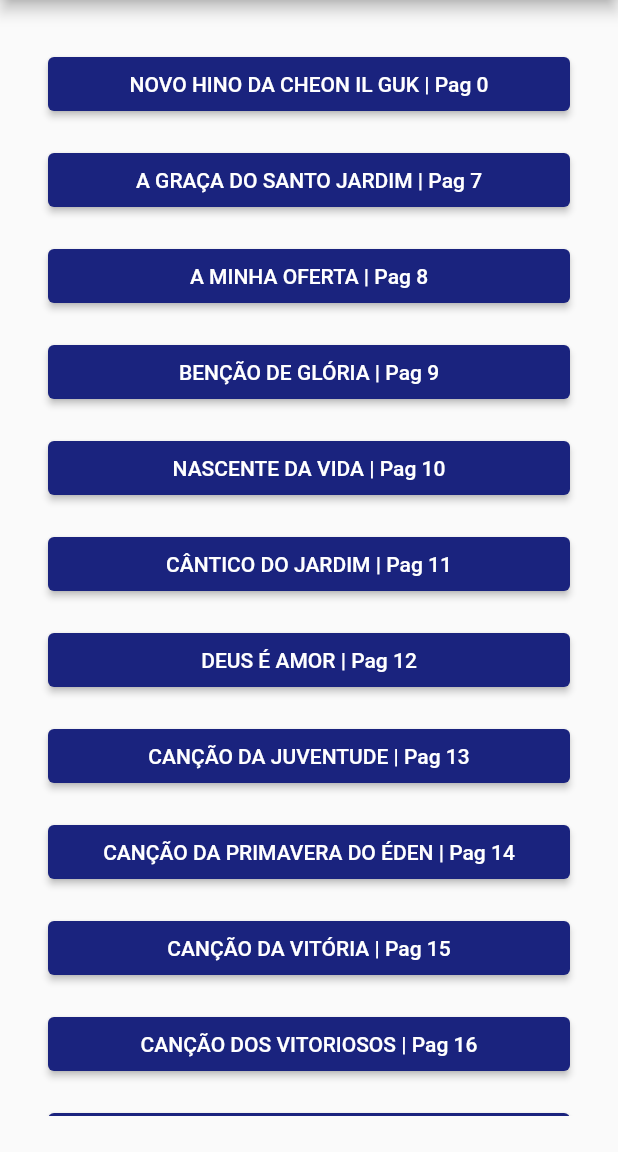
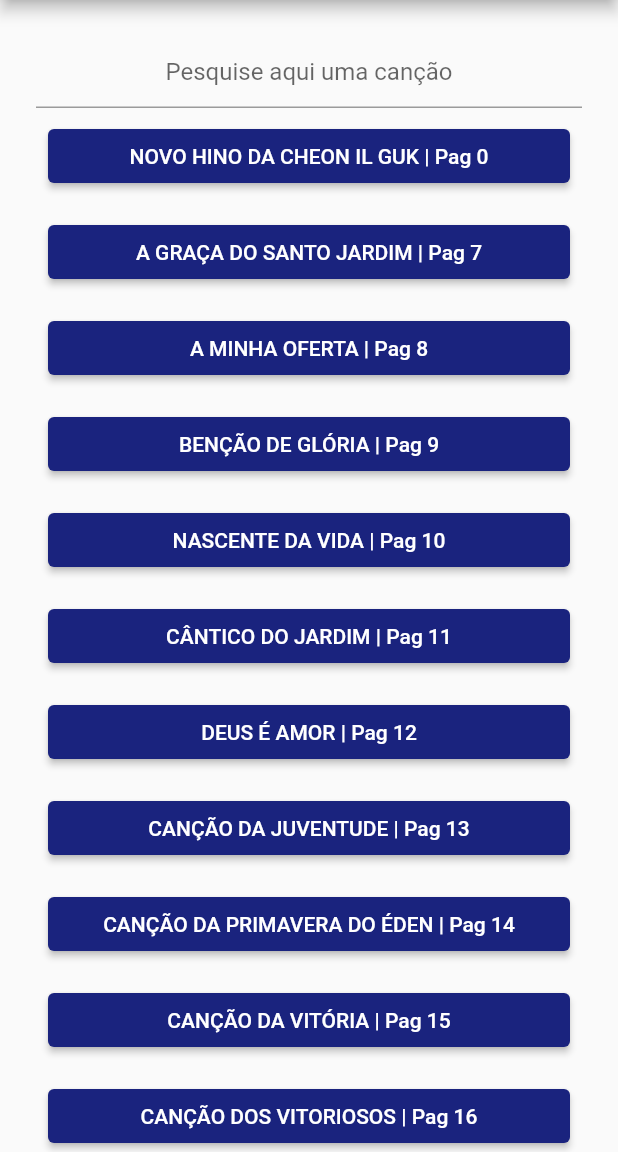
Before and after one commit to OsmanBrito/ffpmupt, a Flutter app: the ListOfSongsScreen screen opened directly, on a phone screen of 412 x 824 dp, the part 84-1236 px from its top. Run offline on Flutter 3.47's test engine with Material 2 defaults, Android fonts, the phone set to English and light mode, and no system bars; our stand-ins replace just_audio.

Commit message:
Added search input.

```diff
--- a/lib/screens/list_of_songs_screen.dart
+++ b/lib/screens/list_of_songs_screen.dart
@@ -13,12 +13,33 @@ class ListOfSongsScreen extends StatefulWidget {
 }
 
 class _ListOfSongsScreenState extends State<ListOfSongsScreen> {
+  final _controller = TextEditingController();
   late List<SongsModel> _filteredSongs = songs;
+
+  void _filterSong(String searchString) {
+    setState(() {
+      if (searchString.isEmpty) {
+        _filteredSongs = songs;
+        return;
+      }
+      _filteredSongs = songs
+          .where(
+              (s) => s.title.toLowerCase().contains(searchString.toLowerCase()))
+          .toList();
+    });
+  }
 
   void _showSongsBy(SongsCategory category) {
     setState(() {
-      _filteredSongs =
-          songs.where((element) => element.songsCategory == category).toList();
+      _filteredSongs = songs
+          .where(
+            (element) =>
+                element.songsCategory == category &&
+                element.title.toLowerCase().contains(
+                      _controller.text.toLowerCase(),
+                    ),
+          )
+          .toList();
     });
   }
 
@@ -38,7 +59,7 @@ class _ListOfSongsScreenState extends State<ListOfSongsScreen> {
         );
       case SongsCategory.international:
         return ElevatedButton.styleFrom(
-          backgroundColor: const Color(0xffFFC107),
+          backgroundColor: const Color(0xff6B5B95),
         );
     }
   }
@@ -48,7 +69,7 @@ class _ListOfSongsScreenState extends State<ListOfSongsScreen> {
     return Scaffold(
       appBar: AppBar(
         centerTitle: true,
-        title: Container(
+        title: SizedBox(
           height: 50.0,
           child: ListView(
             scrollDirection: Axis.horizontal,
@@ -59,7 +80,7 @@ class _ListOfSongsScreenState extends State<ListOfSongsScreen> {
               ),
               ElevatedButton(
                 onPressed: () => setState(() {
-                  _filteredSongs = songs;
+                  _filteredSongs;
                 }),
                 child: const Text('TODOS'),
               ),
@@ -87,7 +108,7 @@ class _ListOfSongsScreenState extends State<ListOfSongsScreen> {
               ElevatedButton(
                 onPressed: () => _showSongsBy(SongsCategory.international),
                 style: ElevatedButton.styleFrom(
-                  backgroundColor: const Color(0xffFFC107),
+                  backgroundColor: const Color(0xff6B5B95),
                 ),
                 child: const Text('WORSHIP SONGS (International)'),
               ),
@@ -95,10 +116,20 @@ class _ListOfSongsScreenState extends State<ListOfSongsScreen> {
           ),
         ),
       ),
-      body: Container(
+      body: SingleChildScrollView(
+        child: Container(
           margin: const EdgeInsets.all(12.0),
           padding: const EdgeInsets.all(12.0),
-        child: ListView.builder(
+          child: Column(
+            children: [
+              TextField(
+                controller: _controller,
+                onChanged: (value) => _filterSong(value),
+                textAlign: TextAlign.center,
+                decoration:
+                    const InputDecoration(hintText: 'Pesquise aqui uma canção'),
+              ),
+              ListView.builder(
                 shrinkWrap: true,
                 scrollDirection: Axis.vertical,
                 itemCount: _filteredSongs.length,
@@ -118,6 +149,9 @@ class _ListOfSongsScreenState extends State<ListOfSongsScreen> {
                         ),
                       ));
                 },
+              ),
+            ],
+          ),
         ),
       ),
     );
@@ -193,11 +227,11 @@ class _SongScreenState extends State<SongScreen> {
       case SongsCategory.holy:
         return const Color(0xff1A237E);
       case SongsCategory.convivial:
-        return const Color(0xff4CAF50);
+        return const Color(0xfffc5b5b);
       case SongsCategory.english:
         return const Color(0xff90CAF9);
       case SongsCategory.international:
-        return const Color(0xffFFC107);
+        return const Color(0xff6B5B95);
     }
   }
 
```
Lines whose indentation alone changed are shown as unchanged.
